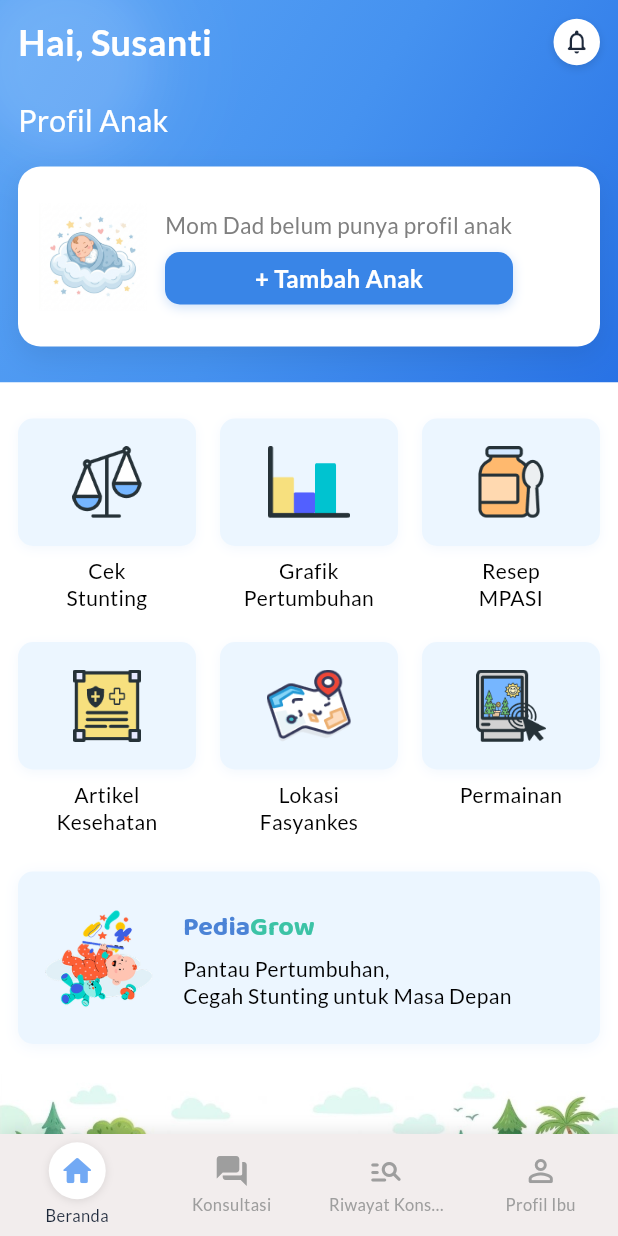
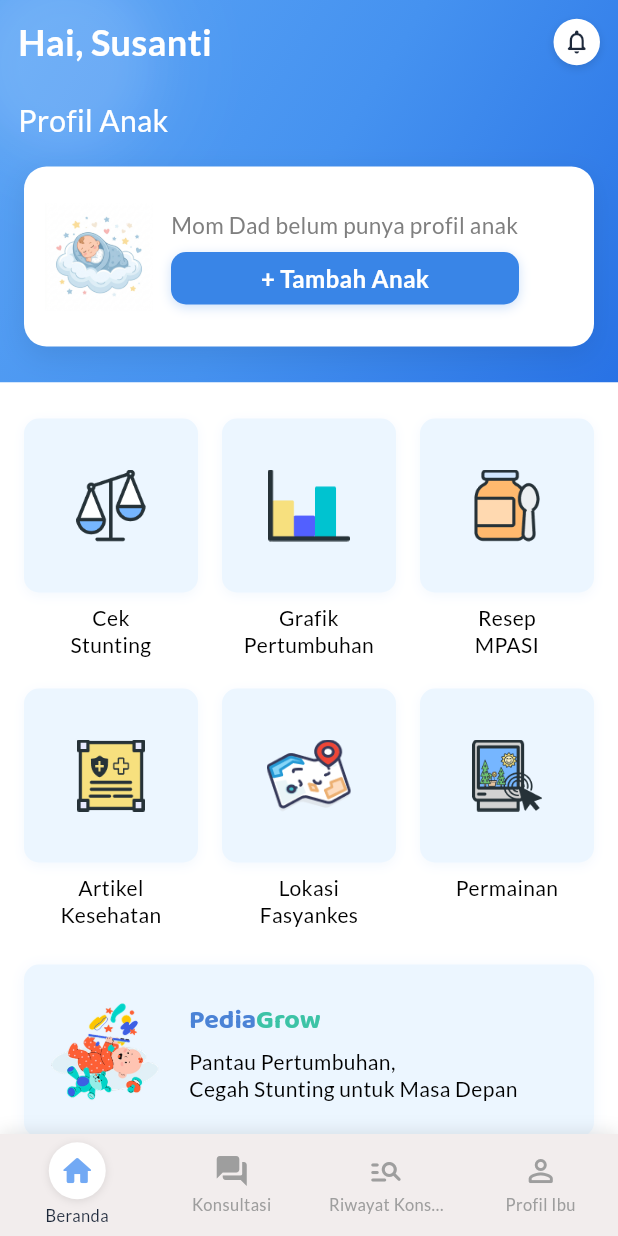
Before and after one commit to g41241543-lab/Pediagrow, a Flutter app: the BerandaPage screen opened directly, on a phone screen of 412 x 824 dp. Run offline on Flutter 3.47's test engine with Material 3 defaults, Android fonts, the phone set to English and light mode, and no system bars; our stand-ins replace google_fonts, sqflite; accounts and stored records are empty.

Commit message:
Changes to be committed: 	modified:   lib/features/pengguna/beranda/beranda_page.dart

```diff
--- a/lib/features/pengguna/beranda/beranda_page.dart
+++ b/lib/features/pengguna/beranda/beranda_page.dart
@@ -211,7 +211,7 @@ class _BerandaPageState extends State<BerandaPage>
 
               // Card MomDad (margin 12dp horizontal, radius 15, #FFFFFF)
               Padding(
-                padding: const EdgeInsets.symmetric(horizontal: 12.0),
+                padding: const EdgeInsets.symmetric(horizontal: 16.0),
                 child: _buildMomDadCard(context),
               ),
 
@@ -370,7 +370,7 @@ class _BerandaPageState extends State<BerandaPage>
         children: [
           // 6 Card Menu (lebar penuh sejajar margin 12dp)
           Padding(
-            padding: const EdgeInsets.symmetric(horizontal: 12.0),
+            padding: const EdgeInsets.symmetric(horizontal: 16.0),
             child: _build6MenuGrid(context),
           ),
 
@@ -378,7 +378,7 @@ class _BerandaPageState extends State<BerandaPage>
 
           // Card PediaGrow (lebar penuh identik dengan Card MomDad & Menu, margin 12dp)
           Padding(
-            padding: const EdgeInsets.symmetric(horizontal: 12.0),
+            padding: const EdgeInsets.symmetric(horizontal: 16.0),
             child: _buildPediaGrowCard(),
           ),
         ],
@@ -470,9 +470,10 @@ class _BerandaPageState extends State<BerandaPage>
         mainAxisSize: MainAxisSize.min,
         crossAxisAlignment: CrossAxisAlignment.stretch,
         children: [
-          // Card Menu: fills available width of this column!
-          Container(
-            height: 85,
+          // Card Menu: sekarang berbentuk kotak (1:1), lebar mengikuti kolom
+          AspectRatio(
+            aspectRatio: 1,
+            child: Container(
               decoration: BoxDecoration(
                 color: const Color(0xFFECF6FF),
                 borderRadius: BorderRadius.circular(10),
@@ -486,6 +487,7 @@ class _BerandaPageState extends State<BerandaPage>
               ),
               alignment: Alignment.center,
               child: Image.asset(imageAsset, height: 48, fit: BoxFit.contain),
+            ),
           ),
           const SizedBox(height: 8),
           // Judul Menu (Lato Regular 14, #000000)
```
Lines whose indentation alone changed are shown as unchanged.
